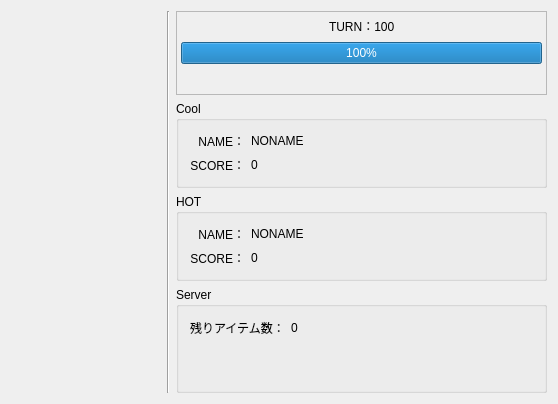
First picture: the form in mainwindow.ui, repository hal1437/AsahikawaProcon-Server, before the edit.
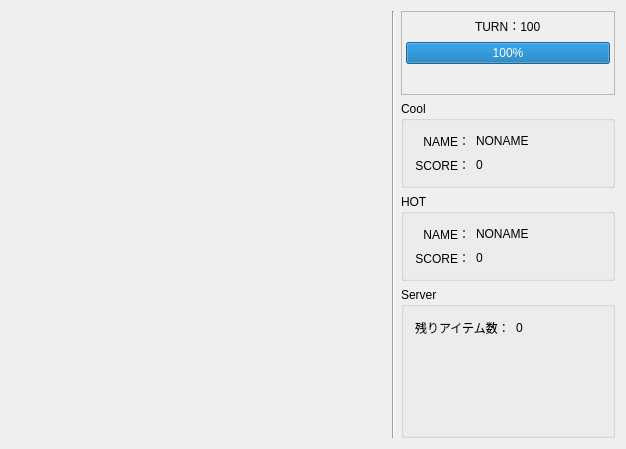
Second picture: the form after the edit. Custom widgets are drawn as their Qt base class.

Commit message: [Optimize]Optimized UI.

What changed in the file:
```diff
--- a/mainwindow.ui
+++ b/mainwindow.ui
@@ -6,8 +6,8 @@
    <rect>
     <x>0</x>
     <y>0</y>
-    <width>558</width>
-    <height>404</height>
+    <width>626</width>
+    <height>449</height>
    </rect>
   </property>
   <property name="windowTitle">
@@ -25,8 +25,8 @@
       </property>
       <property name="minimumSize">
        <size>
-        <width>150</width>
-        <height>170</height>
+        <width>375</width>
+        <height>425</height>
        </size>
       </property>
      </widget>
@@ -195,6 +195,12 @@
       </item>
       <item>
        <widget class="QGroupBox" name="CoolGroup">
+        <property name="maximumSize">
+         <size>
+          <width>400</width>
+          <height>16777215</height>
+         </size>
+        </property>
         <property name="title">
          <string>Cool</string>
         </property>
@@ -251,6 +257,12 @@
       </item>
       <item>
        <widget class="QGroupBox" name="HotGroup">
+        <property name="maximumSize">
+         <size>
+          <width>400</width>
+          <height>16777215</height>
+         </size>
+        </property>
         <property name="title">
          <string>HOT</string>
         </property>
@@ -307,6 +319,12 @@
       </item>
       <item>
        <widget class="QGroupBox" name="ServerGroup">
+        <property name="maximumSize">
+         <size>
+          <width>400</width>
+          <height>16777215</height>
+         </size>
+        </property>
         <property name="title">
          <string>Server</string>
         </property>
```
The commit also changes 1 other file.
